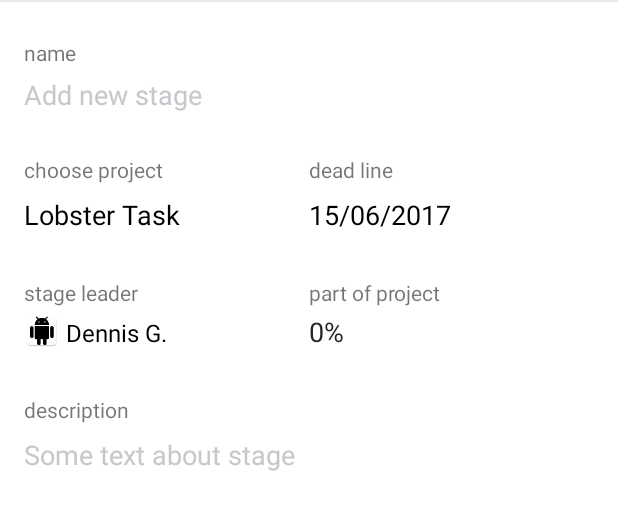
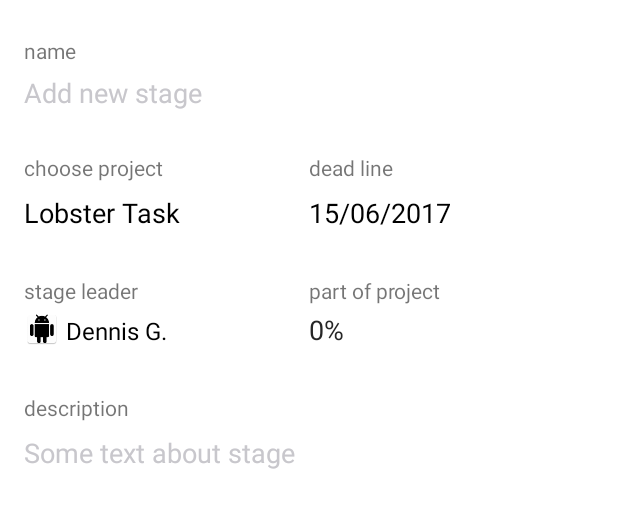
Before and after one commit to GeraniVolves/Lobster, an Android app: the layout activity_stage.xml on its own in the app's theme, with its tools: preview values and no code run, on a phone screen of 412 x 824 dp. Shown: the top 510 px of the screen. Run offline under Robolectric (Android 15) with nearby library versions, the phone set to English and light mode, and no system bars.

Commit message:
fix styles

```diff
--- a/app/src/main/AndroidManifest.xml
+++ b/app/src/main/AndroidManifest.xml
@@ -11,18 +11,16 @@
         android:supportsRtl="true"
         android:theme="@style/AppTheme"
         >
-        <activity android:name=".MainActivity" />
 
         <activity android:name=".create.CreateActivity">
-
-        </activity>
-        <activity android:name=".persons.PersonsListScreen" >
             <intent-filter>
                 <action android:name="android.intent.action.MAIN" />
 
                 <category android:name="android.intent.category.LAUNCHER" />
             </intent-filter>
         </activity>
+
+        <activity android:name=".persons.PersonsListScreen" />
     </application>
 
 </manifest>
--- a/app/src/main/java/com/android/loobster/create/CreateActivity.java
+++ b/app/src/main/java/com/android/loobster/create/CreateActivity.java
@@ -18,5 +18,7 @@ public class CreateActivity extends AppCompatActivity {
 
         TabLayout tabLayout = findViewById(R.id.sliding_tabs);
         tabLayout.setupWithViewPager(viewPager);
+
+        findViewById(R.id.close).setOnClickListener(v -> finish());
     }
 }
--- a/app/src/main/res/layout/activity_stage.xml
+++ b/app/src/main/res/layout/activity_stage.xml
@@ -1,30 +1,13 @@
 <?xml version="1.0" encoding="utf-8"?>
-<LinearLayout xmlns:android="http://schemas.android.com/apk/res/android"
-    xmlns:app="http://schemas.android.com/apk/res-auto"
-    xmlns:tools="http://schemas.android.com/tools"
+<ScrollView xmlns:android="http://schemas.android.com/apk/res/android"
     android:layout_width="match_parent"
     android:layout_height="match_parent"
-    android:orientation="vertical"
-    tools:context="com.android.loobster.MainActivity"
-    >
-
-
-    <View
-        android:layout_width="match_parent"
-        android:layout_height="1dp"
-        android:background="#E8E8E8"
-        />
-
-    <ScrollView
-        android:layout_width="match_parent"
-        android:layout_height="match_parent"
-        android:fillViewport="true"
+    android:background="#FFFFFF"
     >
 
     <LinearLayout
         android:layout_width="match_parent"
-            android:layout_height="match_parent"
-            android:background="#FFFFFF"
+        android:layout_height="wrap_content"
         android:orientation="vertical"
         >
 
@@ -221,4 +204,3 @@
         </LinearLayout>
     </LinearLayout>
 </ScrollView>
-</LinearLayout>
--- a/app/src/main/res/layout/create_activity.xml
+++ b/app/src/main/res/layout/create_activity.xml
@@ -9,7 +9,6 @@
     <include layout="@layout/create_top_panel" />
 
     <include layout="@layout/separator" />
-
 
     <android.support.v4.view.ViewPager
         android:id="@+id/viewpager"
--- a/app/src/main/res/values/styles.xml
+++ b/app/src/main/res/values/styles.xml
@@ -1,7 +1,7 @@
 <resources>
 
     <!-- Base application theme. -->
-    <style name="AppTheme" parent="Theme.AppCompat.Light.DarkActionBar">
+    <style name="AppTheme" parent="Theme.AppCompat.Light.NoActionBar">
         <!-- Customize your theme here. -->
         <item name="colorPrimary">@color/colorPrimary</item>
         <item name="colorPrimaryDark">@color/colorPrimaryDark</item>
```
Also changed, not shown: app/src/main/java/com/android/loobster/MainActivity.java (deleted, +0 -14 lines), app/src/main/java/com/android/loobster/create/CreatePostFragment.java (+4 -3 lines), app/src/main/java/com/android/loobster/create/post/Post.java (added, +7 -0 lines), app/src/main/res/layout/activity_post.xml (+13 -2 lines). Lines whose indentation alone changed are shown as unchanged.
